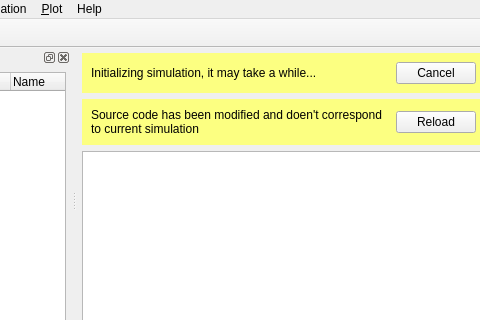
Qt form app/gui/MainWindow.ui (GeorgievLab/CeCe) before a commit; both pictures show x 195 to 675 and y 0 to 320 of the 800 by 600 pixel window.
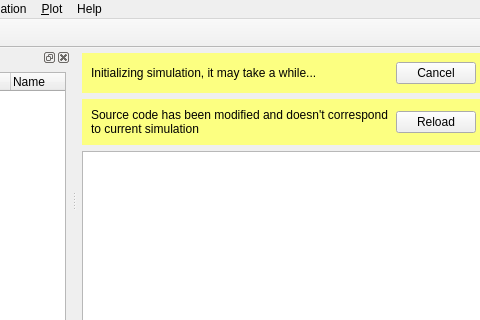
The same form after that commit. Icons and pictures are not drawn. Custom widgets are drawn as their Qt base class.

Diff of the .ui file:
```diff
--- a/app/gui/MainWindow.ui
+++ b/app/gui/MainWindow.ui
@@ -74,7 +74,7 @@
        <item>
         <widget class="QLabel" name="labelModified">
          <property name="text">
-          <string>Source code has been modified and doen't correspond to current simulation</string>
+          <string>Source code has been modified and doesn't correspond to current simulation</string>
          </property>
          <property name="textFormat">
           <enum>Qt::PlainText</enum>
```
Left out of the diff: 16 changed lines with no effect on the pictures.
